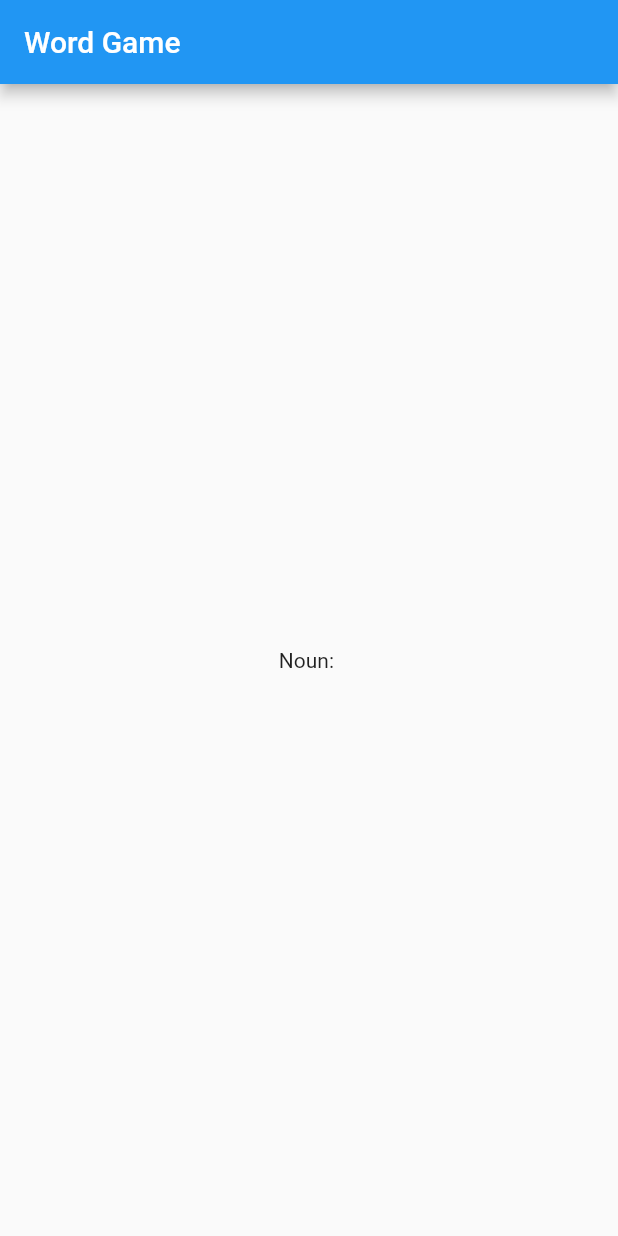
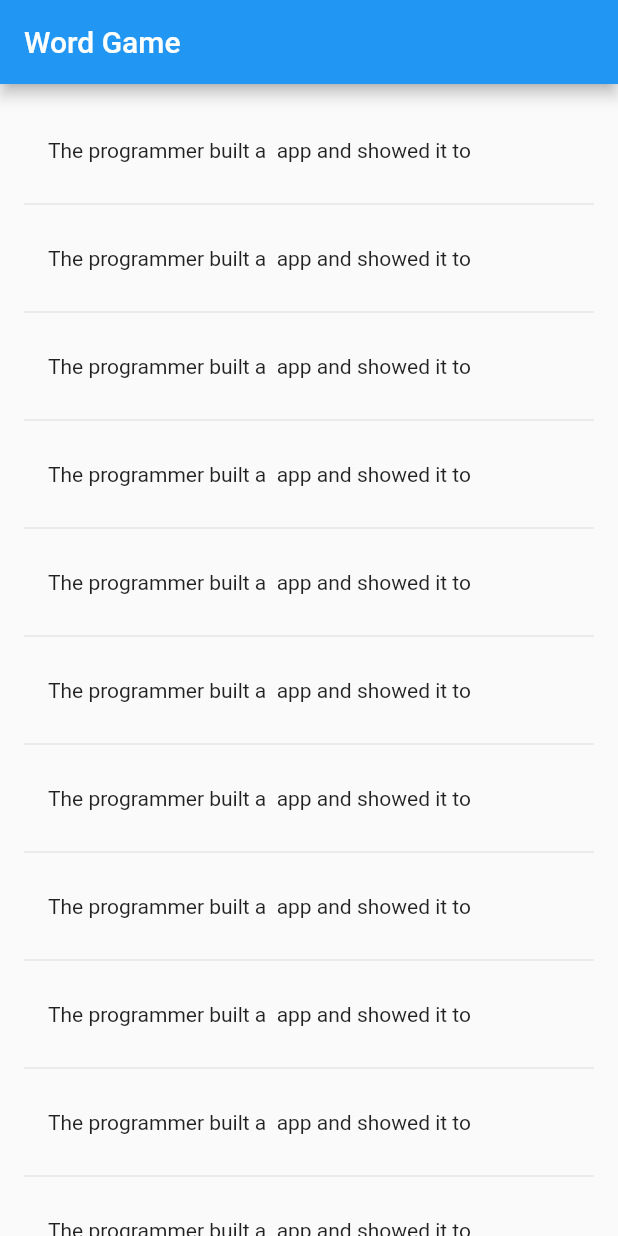
Before and after one commit to AnthonyLimo/Simple-Word-Game, a Flutter app: the screen it shows after launch, on a phone screen of 412 x 824 dp. Run offline on Flutter 3.47's test engine with Material 2 defaults, Android fonts, the phone set to English and light mode, and no system bars; missing offline and left inert: random_words.

Commit message:
LIstView of random sentences
Implemented new functions and classes that implement a stateless widget showing a listview of madlibs

```diff
--- a/lib/main.dart
+++ b/lib/main.dart
@@ -1,24 +1,97 @@
 import 'package:flutter/material.dart';
 import 'package:random_words/random_words.dart';
 
+//Use the dart components library to obtain various functionality
+//Random words package provide word randomization
+
 void main() => runApp(new MyApp());
+
+//All classes implemented here are widgets
+//Widgets allwo us to make the UI modular
+//We can break them down into various contituents
+//The MyApp widget is stateless meaning it doesnt change during app runtime
 
 class MyApp extends StatelessWidget {
   // This widget is the root of your application.
   @override
   Widget build(BuildContext context) {
-    final noun = new WordNoun.random();
     return new MaterialApp(
       title: 'Word Game',
-      home: new Scaffold(
-        appBar: new AppBar(
-          title: new Text('Word Game'),
-        ),
-        body: new Center(
-          child: new Text(
-              'Noun: ${noun.asCapitalized}'),
-        ),
+      home: new RandomSentences(),
+    );
+  }
+}
+
+//This creates a new Stateful widget
+//Stateful widgets allow us to change content while preserving state
+//They are essentially mutable
+
+class RandomSentences extends StatefulWidget {
+  @override
+  createState() => new RandomSentencesState();
+}
+
+
+//RandomSentenceState allows us to make changes to the content in the RandomSentences
+//stateful widget
+class RandomSentencesState extends State<RandomSentences> {
+
+  final _sentences = <String>[];
+  final _biggerFont = const TextStyle(fontSize: 14.0); //Provide styling as predefined contexts
+
+  @override
+  Widget build(BuildContext context) {
+    return new Scaffold(
+      appBar: new AppBar(
+        title: new Text('Word Game'),
+      ),
+      body: _buildSentences(),
+    );
+  }
+
+  //Simple function that obtains random words
+  //And calls them into a sentence structure
+
+  String _getSentence() {
+    final noun = new WordNoun.random();
+    final adjective = new WordAdjective.random();
+
+    return "The programmer built a ${adjective.asCapitalized}"
+        " app and showed it to ${noun.asCapitalized}";
+  }
+
+  Widget _buildRow (String sentence) {
+    return new ListTile(
+      title: new Text(
+        sentence,
+        style: _biggerFont,
       ),
     );
   }
+
+  //Building sentences and the indexes ensuring we have a scrollable list
+
+  Widget _buildSentences() {
+    return new ListView.builder(
+        padding: const EdgeInsets.all(16.0),
+        itemBuilder: (context, i) {
+          if (i.isOdd) return new Divider();
+
+          //if the index is odd, create a new divider
+          //Prevents having dividers at the top and bottom of the listview
+
+          final index = i ~/ 2;
+
+          if (index >= _sentences.length) {
+
+            for (int x = 0; x < 10; x++){
+              _sentences.add(_getSentence());
+            }
+
+          }
+
+          return _buildRow(_sentences[index]);
+        }
+    );
+  }
 }
```
